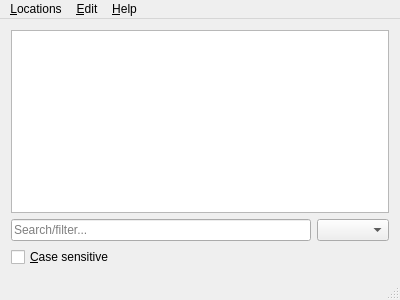
Qt form util/locations-editor/LocationListEditor.ui (Stellarium/stellarium) before a commit.
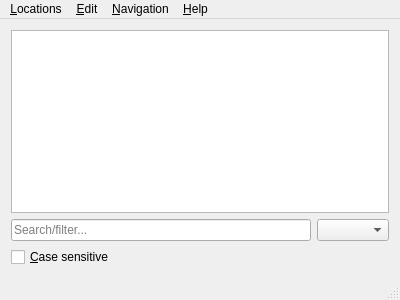
The same form after that commit.

Commit message: Location List Editor 1.1.0: go to row number

Diff of the .ui file:
```diff
--- a/util/locations-editor/LocationListEditor.ui
+++ b/util/locations-editor/LocationListEditor.ui
@@ -72,7 +72,7 @@
      <x>0</x>
      <y>0</y>
      <width>400</width>
-     <height>25</height>
+     <height>21</height>
     </rect>
    </property>
    <widget class="QMenu" name="menuLocations">
@@ -108,10 +108,16 @@
     <addaction name="actionClonedAtTheEnd"/>
     <addaction name="separator"/>
     <addaction name="actionDelete"/>
-    <addaction name="separator"/>
+   </widget>
+   <widget class="QMenu" name="menuNavigation">
+    <property name="title">
+     <string>&amp;Navigation</string>
+    </property>
+    <addaction name="actionGoToRow"/>
    </widget>
    <addaction name="menuLocations"/>
    <addaction name="menuEdit"/>
+   <addaction name="menuNavigation"/>
    <addaction name="menuAbout"/>
   </widget>
   <widget class="QStatusBar" name="statusBar"/>
```
Left out of the diff: 13 changed lines with no effect on the pictures. The commit also changes 4 other files.
